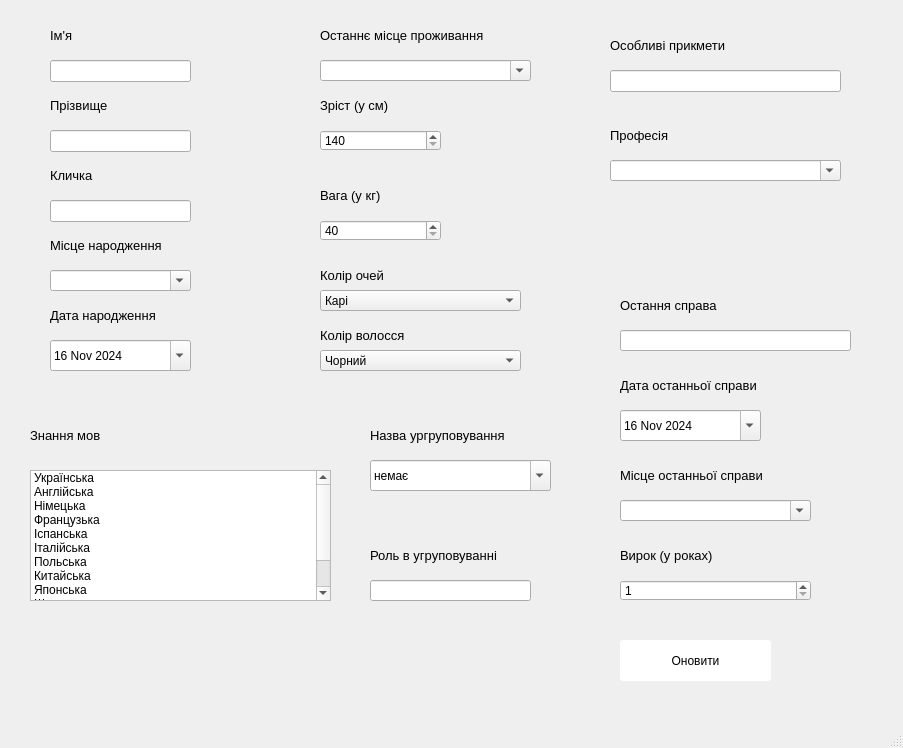
The window that app/gui/edit_criminals.ui (ValRudyka/courseprogram) describes before a commit, drawn with Qt 5.
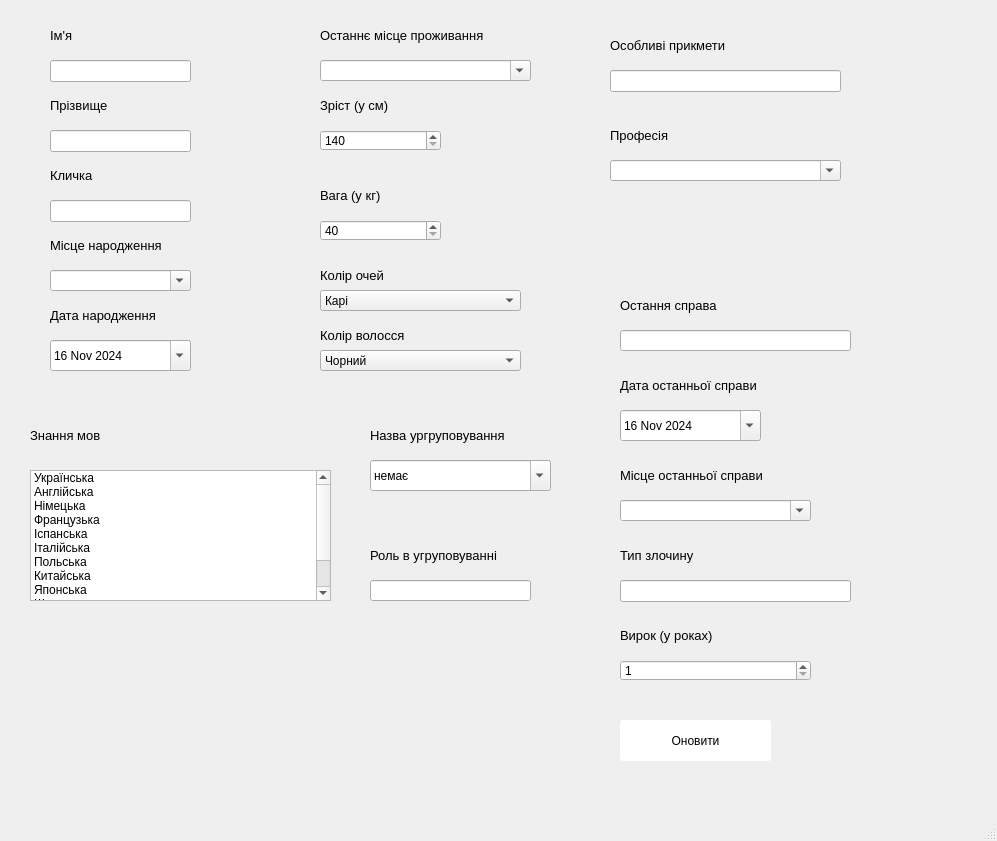
The same window after the commit.

Diff of the .ui file:
```diff
--- a/app/gui/edit_criminals.ui
+++ b/app/gui/edit_criminals.ui
@@ -6,8 +6,8 @@
    <rect>
     <x>0</x>
     <y>0</y>
-    <width>903</width>
-    <height>748</height>
+    <width>997</width>
+    <height>841</height>
    </rect>
   </property>
   <property name="windowTitle">
@@ -732,7 +732,7 @@
     <property name="geometry">
      <rect>
       <x>620</x>
-      <y>640</y>
+      <y>720</y>
       <width>151</width>
       <height>41</height>
      </rect>
@@ -780,7 +780,7 @@
     <property name="geometry">
      <rect>
       <x>620</x>
-      <y>540</y>
+      <y>620</y>
       <width>181</width>
       <height>31</height>
      </rect>
@@ -808,7 +808,7 @@
     <property name="geometry">
      <rect>
       <x>620</x>
-      <y>580</y>
+      <y>660</y>
       <width>191</width>
       <height>21</height>
      </rect>
@@ -820,6 +820,34 @@
      <number>25</number>
     </property>
    </widget>
+   <widget class="QLineEdit" name="lineEdit_2">
+    <property name="geometry">
+     <rect>
+      <x>620</x>
+      <y>580</y>
+      <width>231</width>
+      <height>22</height>
+     </rect>
+    </property>
+   </widget>
+   <widget class="QLabel" name="label_37">
+    <property name="geometry">
+     <rect>
+      <x>620</x>
+      <y>540</y>
+      <width>181</width>
+      <height>31</height>
+     </rect>
+    </property>
+    <property name="font">
+     <font>
+      <pointsize>10</pointsize>
+     </font>
+    </property>
+    <property name="text">
+     <string>Тип злочину</string>
+    </property>
+   </widget>
   </widget>
   <widget class="QMenuBar" name="menubar">
    <property name="geometry">
```
Left out of the diff: 2 changed lines with no effect on the pictures.
